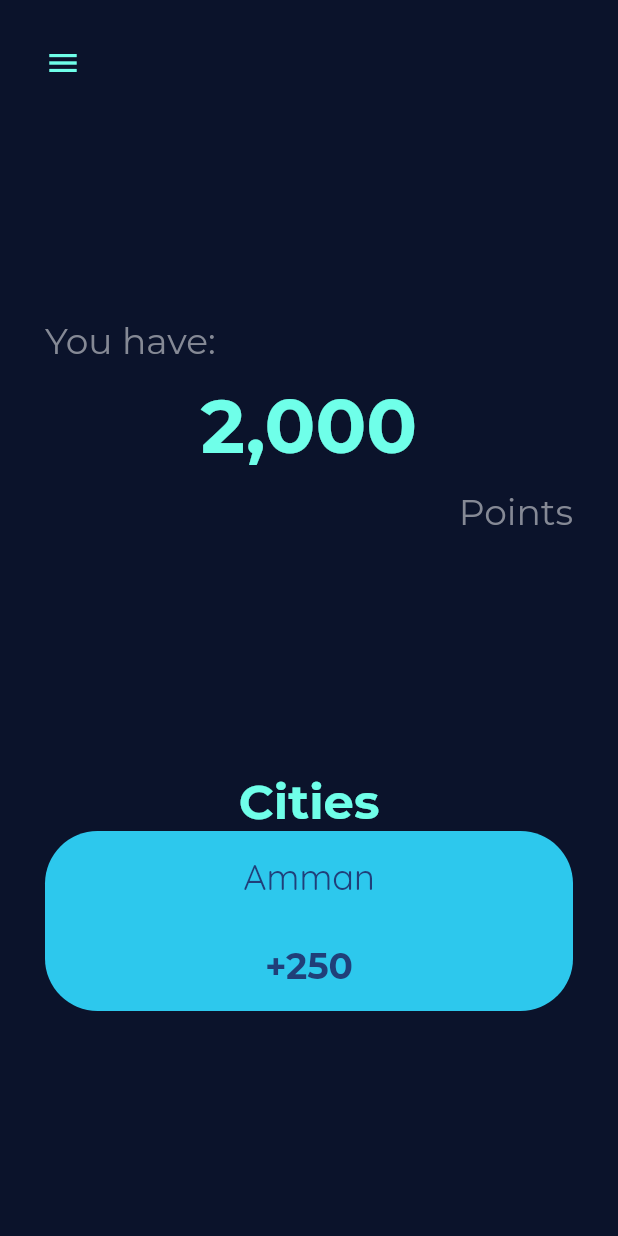
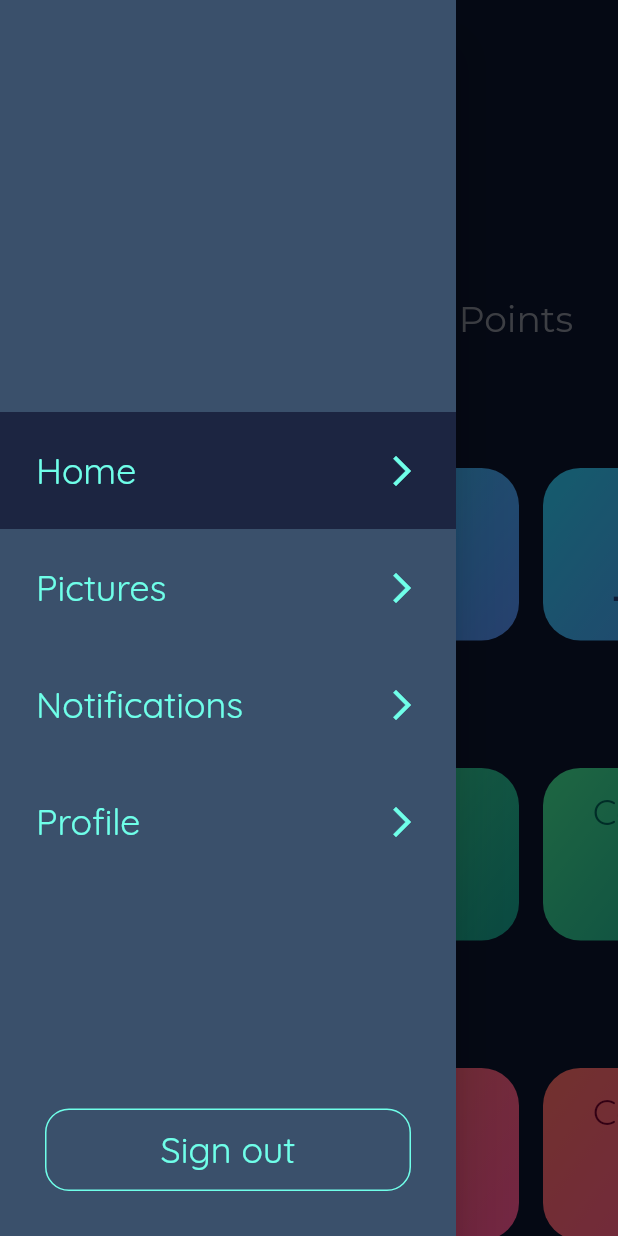
Before and after one commit to 0xMousa/Special_Lane, a Flutter app: the screen it shows after launch, with the side drawer open (before the commit the screen has no drawer), on a phone screen of 412 x 824 dp. Run offline on Flutter 3.47's test engine with Material 2 defaults, Android fonts, the phone set to English and light mode, and no system bars; project files that could hold a hidden picture were left out.

Commit message:
Second 3 Hours

```diff
--- /dev/null
+++ b/Front-end/App/special_lane/lib/Classes/CardInfo.dart
@@ -0,0 +1,11 @@
+import 'package:flutter/foundation.dart';
+
+class CardInfo {
+  final name;
+  final number;
+
+  CardInfo({
+    @required this.name,
+    @required this.number,
+  });
+}
--- /dev/null
+++ b/Front-end/App/special_lane/lib/Classes/classes.dart
@@ -0,0 +1 @@
+export 'CardInfo.dart';
--- /dev/null
+++ b/Front-end/App/special_lane/lib/Components/Cards.dart
@@ -0,0 +1,111 @@
+import 'package:flutter/material.dart';
+import 'package:special_lane/Util/util.dart';
+
+class Cards extends StatelessWidget {
+  final title;
+  final info;
+  final fontColor;
+  final backgroundColor;
+
+  Cards({
+    @required this.title,
+    @required this.info,
+    @required this.fontColor,
+    @required this.backgroundColor,
+  });
+
+  @override
+  Widget build(BuildContext context) {
+    return Column(
+      mainAxisAlignment: MainAxisAlignment.center,
+      children: [
+        Container(
+          padding: EdgeInsets.only(left: 30.0),
+          alignment: Alignment.centerLeft,
+          child: Text(
+            title,
+            style: TextStyle(
+              color: UI.primaryFontColor,
+              fontSize: UI.fontSize[1],
+              fontFamily: 'Montserrat',
+              fontWeight: FontWeight.bold,
+            ),
+          ),
+        ),
+        SizedBox(
+          height: 16.0,
+        ),
+        Container(
+          height: UI.cardHeight,
+          child: ListView(
+            scrollDirection: Axis.horizontal,
+            children: List.generate(info.length + 1, (index) {
+              if (index == 0) {
+                return SizedBox(
+                  width: 30.0,
+                );
+              }
+              return _Card(
+                name: info[index - 1].name,
+                number: info[index - 1].number,
+                fontColor: fontColor,
+                backgroundColor: backgroundColor,
+              );
+            }),
+          ),
+        ),
+        SizedBox(
+          height: 30.0,
+        ),
+      ],
+    );
+  }
+}
+
+class _Card extends StatelessWidget {
+  final name, number;
+  final fontColor;
+  final backgroundColor;
+
+  _Card({
+    @required this.name,
+    @required this.number,
+    @required this.fontColor,
+    @required this.backgroundColor,
+  });
+
+  @override
+  Widget build(BuildContext context) {
+    return Container(
+      height: UI.cardHeight,
+      width: UI.cardWidth,
+      margin: EdgeInsets.only(right: 16.0),
+      decoration: BoxDecoration(
+        gradient: backgroundColor,
+        borderRadius: BorderRadius.circular(25.0),
+      ),
+      child: Column(
+        mainAxisAlignment: MainAxisAlignment.spaceAround,
+        children: [
+          Text(
+            name,
+            style: TextStyle(
+              color: fontColor,
+              fontSize: UI.fontSize[2],
+              fontFamily: 'Quicksand',
+            ),
+          ),
+          Text(
+            number,
+            style: TextStyle(
+              color: fontColor,
+              fontSize: UI.fontSize[2],
+              fontFamily: 'Montserrat',
+              fontWeight: FontWeight.bold,
+            ),
+          ),
+        ],
+      ),
+    );
+  }
+}
--- /dev/null
+++ b/Front-end/App/special_lane/lib/Components/CustomDrawer.dart
@@ -0,0 +1,133 @@
+import 'package:flutter/material.dart';
+import 'package:special_lane/Components/components.dart';
+import 'package:special_lane/Pages/HomePage.dart';
+import 'package:special_lane/Pages/pages.dart';
+import 'package:special_lane/Util/util.dart';
+
+class CustomDrawer extends StatefulWidget {
+  final page;
+
+  CustomDrawer({
+    @required this.page,
+  });
+
+  @override
+  _CustomDrawerState createState() => _CustomDrawerState();
+}
+
+class _CustomDrawerState extends State<CustomDrawer> {
+  final items = [
+    {
+      'id': HomePage.id,
+      'name': 'Home',
+    },
+    {
+      'id': 'id',
+      'name': 'Pictures',
+    },
+    {
+      'id': 'id',
+      'name': 'Notifications',
+    },
+    {
+      'id': ProfilePage.id,
+      'name': 'Profile',
+    },
+  ];
+
+  @override
+  void initState() {
+    super.initState();
+  }
+
+  nvigate(String pageId) {
+    print(pageId);
+    if (pageId == HomePage.id && widget.page != 'Home') {
+      Navigator.pop(context);
+    } else if (pageId != HomePage.id && widget.page == 'Home') {
+      Navigator.pushNamed(context, pageId);
+    } else if (pageId != HomePage.id && widget.page != 'Home') {
+      Navigator.pushReplacementNamed(context, pageId);
+    } else {}
+  }
+
+  signOut() {}
+
+  @override
+  Widget build(BuildContext context) {
+    return Drawer(
+      child: Container(
+        color: UI.darkColor,
+        child: Column(
+          mainAxisAlignment: MainAxisAlignment.spaceBetween,
+          children: [
+            SizedBox(
+              height: 30.0,
+            ),
+            Container(),
+            Column(
+              mainAxisAlignment: MainAxisAlignment.center,
+              children: List.generate(items.length, (item) {
+                final name = items[item]['name'];
+                final color =
+                    (name == widget.page ? UI.pickedColor : UI.darkColor);
+                return GestureDetector(
+                  onTap: () {
+                    nvigate(items[item]['id']);
+                  },
+                  child: _Item(
+                    name: name,
+                    color: color,
+                  ),
+                );
+              }),
+            ),
+            Container(
+              padding: EdgeInsets.all(30.0),
+              child: SecondaryButton(
+                name: 'Sign out',
+                action: signOut,
+              ),
+            ),
+          ],
+        ),
+      ),
+    );
+  }
+}
+
+class _Item extends StatelessWidget {
+  final name;
+  final color;
+
+  _Item({
+    @required this.name,
+    @required this.color,
+  });
+
+  @override
+  Widget build(BuildContext context) {
+    return Container(
+      padding: EdgeInsets.all(24.0),
+      color: color,
+      child: Row(
+        mainAxisAlignment: MainAxisAlignment.spaceBetween,
+        children: [
+          Text(
+            name,
+            style: TextStyle(
+              color: UI.primaryFontColor,
+              fontSize: UI.fontSize[2],
+              fontFamily: 'Quicksand',
+            ),
+          ),
+          Icon(
+            Icons.arrow_forward_ios,
+            size: UI.iconSize,
+            color: UI.primaryFontColor,
+          ),
+        ],
+      ),
+    );
+  }
+}
--- a/Front-end/App/special_lane/lib/Components/CustomTextField.dart
+++ b/Front-end/App/special_lane/lib/Components/CustomTextField.dart
@@ -7,6 +7,7 @@ class CustomTextField extends StatelessWidget {
   final icon;
   final iconColor;
   final isObscure;
+  final initialValue;
 
   CustomTextField({
     @required this.action,
@@ -14,14 +15,16 @@ class CustomTextField extends StatelessWidget {
     @required this.icon,
     @required this.iconColor,
     @required this.isObscure,
+    this.initialValue,
   });
 
   @override
   Widget build(BuildContext context) {
-    return TextField(
+    return TextFormField(
       onChanged: (value) {
         action(value);
       },
+      initialValue: initialValue ?? '',
       obscureText: isObscure,
       style: TextStyle(
         color: UI.primaryFontColor,
--- a/Front-end/App/special_lane/lib/Components/components.dart
+++ b/Front-end/App/special_lane/lib/Components/components.dart
@@ -2,3 +2,6 @@ export 'PrimaryButton.dart';
 export 'SecondaryButton.dart';
 export 'CustomTextField.dart';
 export 'CustomRow.dart';
+export 'Cards.dart';
+export 'CustomDrawer.dart';
+export 'CustomContainer.dart';
--- a/Front-end/App/special_lane/lib/Pages/HomePage.dart
+++ b/Front-end/App/special_lane/lib/Pages/HomePage.dart
@@ -1,36 +1,81 @@
 import 'package:flutter/material.dart';
+import 'package:special_lane/Classes/classes.dart';
 import 'package:special_lane/Components/components.dart';
 import 'package:special_lane/Util/util.dart';
 
 class HomePage extends StatefulWidget {
+  static final id = 'HomePageID';
+
   @override
   _HomePageState createState() => _HomePageState();
 }
 
 class _HomePageState extends State<HomePage> {
+  final GlobalKey<ScaffoldState> scaffoldKey = new GlobalKey<ScaffoldState>();
+
   int points;
+  var cities, prizes, violations;
 
   @override
   void initState() {
     super.initState();
     points = 2000;
+    cities = List();
+    prizes = List();
+    violations = List();
+    for (int i = 0; i < Things.cities.length; i++) {
+      cities.add(CardInfo(
+        name: Things.cities[i],
+        number: '+250',
+      ));
+    }
+    for (int i = 0; i < Things.prizes.length; i++) {
+      prizes.add(CardInfo(
+        name: Things.prizes[i],
+        number: '12',
+      ));
+    }
+    for (int i = 0; i < Things.prizes.length; i++) {
+      violations.add(CardInfo(
+        name: Things.prizes[i],
+        number: '25',
+      ));
+    }
+  }
+
+  openDrawer() {
+    scaffoldKey.currentState.openDrawer();
   }
 
   @override
   Widget build(BuildContext context) {
     return Scaffold(
-      body: Container(
-        padding: EdgeInsets.all(30.0),
+      key: scaffoldKey,
+      drawer: CustomDrawer(
+        page: 'Home',
+      ),
+      body: Center(
+        child: SingleChildScrollView(
           child: Column(
             mainAxisAlignment: MainAxisAlignment.spaceBetween,
             children: [
+              Padding(
+                padding: EdgeInsets.all(30.0),
+                child: Column(
+                  children: [
                     CustomRow(
+                      child: GestureDetector(
+                        onTap: openDrawer,
                         child: Icon(
                           Icons.menu,
                           size: UI.iconSize,
                           color: UI.primaryFontColor,
                         ),
+                      ),
                       index: 0,
+                    ),
+                    SizedBox(
+                      height: 30.0,
                     ),
                     Column(
                       mainAxisAlignment: MainAxisAlignment.center,
@@ -77,61 +122,35 @@ class _HomePageState extends State<HomePage> {
                         ),
                       ],
                     ),
-            Align(
-              alignment: Alignment.centerLeft,
-              child: Column(
+                  ],
+                ),
+              ),
+              Column(
                 mainAxisAlignment: MainAxisAlignment.center,
                 children: [
-                  Text(
-                    'Cities',
-                    style: TextStyle(
-                      color: UI.primaryFontColor,
-                      fontSize: UI.fontSize[1],
-                      fontFamily: 'Montserrat',
-                      fontWeight: FontWeight.bold,
+                  Cards(
+                    title: 'Cities',
+                    info: cities,
+                    backgroundColor: UI.blueGradient,
+                    fontColor: UI.blue,
                   ),
+                  Cards(
+                    title: 'Prizes',
+                    info: prizes,
+                    backgroundColor: UI.greenGradient,
+                    fontColor: UI.green,
                   ),
-                  Container(
-                    height: UI.cardHeight * 2,
-                    child: ListView(
-                      children: [
-                        Container(
-                          height: UI.cardHeight,
-                          width: UI.cardWidth,
-                          decoration: BoxDecoration(
-                            color: Color(0xFF2DC8ED),
-                            borderRadius: BorderRadius.circular(35.0),
-                          ),
-                          child: Column(
-                            mainAxisAlignment: MainAxisAlignment.spaceAround,
-                            children: [
-                              Text(
-                                'Amman',
-                                style: TextStyle(
-                                  color: Color(0xFF203F79),
-                                  fontSize: UI.fontSize[2],
-                                  fontFamily: 'Quicksand',
-                                ),
-                              ),
-                              Text(
-                                '+250',
-                                style: TextStyle(
-                                  color: Color(0xFF203F79),
-                                  fontSize: UI.fontSize[2],
-                                  fontFamily: 'Montserrat',
-                                  fontWeight: FontWeight.bold,
-                                ),
+                  Cards(
+                    title: 'Violations',
+                    info: violations,
+                    backgroundColor: UI.redGradient,
+                    fontColor: UI.red,
                   ),
                 ],
               ),
-                        ),
+              SizedBox(height: 30.0),
             ],
           ),
-                  ),
-                ],
-              ),
-            ),
-          ],
         ),
       ),
     );
--- a/Front-end/App/special_lane/lib/Pages/pages.dart
+++ b/Front-end/App/special_lane/lib/Pages/pages.dart
@@ -2,3 +2,4 @@ export 'WelcomePage.dart';
 export 'LogIn.dart';
 export 'SignUp.dart';
 export 'HomePage.dart';
+export 'ProfilePage.dart';
--- /dev/null
+++ b/Front-end/App/special_lane/lib/Util/Things.dart
@@ -0,0 +1,24 @@
+class Things {
+  static final cities = [
+    'Amman',
+    'Zarqa',
+    'Irbid',
+    'Aqaba',
+    'Salt',
+    'Jerash',
+    'Ma\'an',
+    'Karak',
+    'Tafilah',
+    'Mafraq',
+    'Madaba',
+    'Ajloun',
+  ];
+
+  static final prizes = [
+    'Drinks',
+    'Food',
+    'Cobons',
+    'Health',
+    'Beauty',
+  ];
+}
--- a/Front-end/App/special_lane/lib/Util/UI.dart
+++ b/Front-end/App/special_lane/lib/Util/UI.dart
@@ -5,14 +5,43 @@ class UI {
   static final primaryFontColor = Color(0xFF6FFFE9);
   static final secondaryFontColor = Color(0xFF9CA7B5);
   static final lightSecondaryFontColor = Color(0xFF858995);
+  static final pickedColor = Color(0xFF1C2541);
   static final darkColor = Color(0xFF3A506B);
+  static final green = Color(0xFF006155);
+  static final blue = Color(0xFF203F79);
+  static final red = Color(0xFF6D002A);
+
+  static final blueGradient = LinearGradient(
+    colors: [
+      Color(0xFF2DC8ED),
+      Color(0xFF548AF0),
+    ],
+    begin: Alignment.topLeft,
+    end: Alignment.bottomRight,
+  );
+  static final greenGradient = LinearGradient(
+    colors: [
+      Color(0xFF42DF90),
+      Color(0xFF149E8E),
+    ],
+    begin: Alignment.topLeft,
+    end: Alignment.bottomRight,
+  );
+  static final redGradient = LinearGradient(
+    colors: [
+      Color(0xFFF86B64),
+      Color(0xFFFA5293),
+    ],
+    begin: Alignment.topLeft,
+    end: Alignment.bottomRight,
+  );
 
   static final fontSize = [50.0, 32.0, 24.0, 20.0, 16.0];
   static final iconSize = 24.0;
 
   static final buttonHeight = 55.0;
-  static final cardHeight = 120.0;
-  static final cardWidth = 70.0;
+  static final cardHeight = 115.0;
+  static final cardWidth = 150.0;
 
   static numberFormat(String number) {
     String res = '';
--- a/Front-end/App/special_lane/lib/Util/util.dart
+++ b/Front-end/App/special_lane/lib/Util/util.dart
@@ -1 +1,2 @@
 export 'UI.dart';
+export 'Things.dart';
```
Also changed, not shown: Front-end/App/special_lane/lib/Components/CustomContainer.dart (added, +51 -0 lines), Front-end/App/special_lane/lib/Pages/ProfilePage.dart (added, +153 -0 lines). Lines whose indentation alone changed are shown as unchanged.
